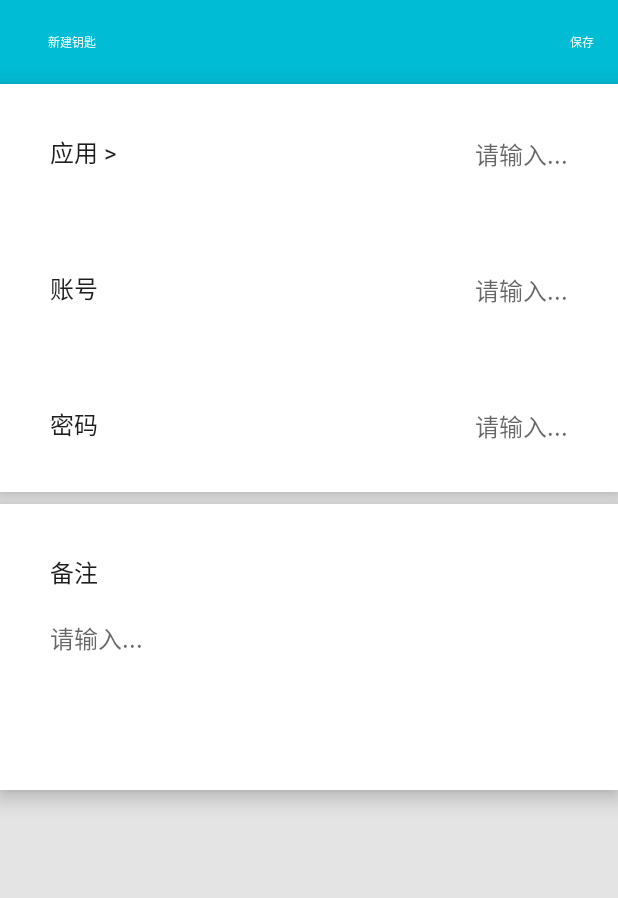
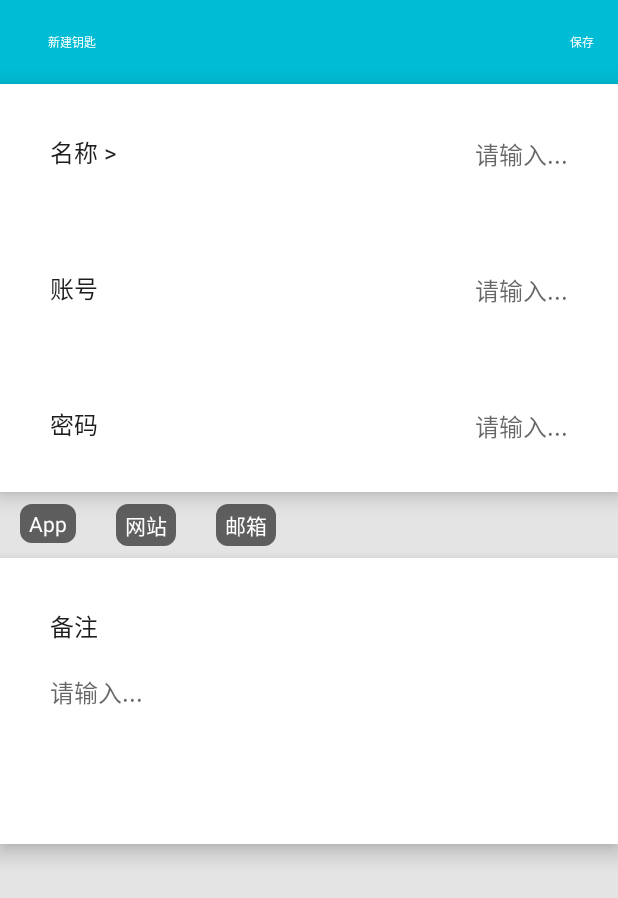
Before and after one commit to xzlyf/keyBag, an Android app: the screen it shows after launch (AddActivityV2), on a phone screen of 412 x 824 dp. Shown: the top 898 px of the screen. Run offline under Robolectric (Android 15) with nearby library versions, the phone set to English and light mode, and no system bars; our stand-ins replace ButterKnife; libraries missing offline, so code that uses them is left out: com.orhanobut.logger; Roboto replaces fonts that are not available here; 4 statements that could not run were skipped.

Commit message:
分类标签加入 alpha分支

```diff
--- a/app/src/main/java/com/xz/keybag/activity/AddActivityV2.java
+++ b/app/src/main/java/com/xz/keybag/activity/AddActivityV2.java
@@ -1,20 +1,25 @@
 package com.xz.keybag.activity;
 
 import android.os.Bundle;
-import android.util.Log;
 import android.view.View;
 import android.widget.ImageView;
 import android.widget.TextView;
 
-import com.orhanobut.logger.Logger;
+import androidx.recyclerview.widget.LinearLayoutManager;
+import androidx.recyclerview.widget.RecyclerView;
+
 import com.xz.keybag.R;
+import com.xz.keybag.adapter.CategoryAdapter;
 import com.xz.keybag.base.BaseActivity;
 import com.xz.keybag.base.OnItemClickListener;
 import com.xz.keybag.custom.AppListDialog;
 import com.xz.keybag.custom.UnifyEditView;
 import com.xz.keybag.entity.AppInfo;
-import com.xz.keybag.utils.AppInfoUtils;
+import com.xz.keybag.entity.Category;
+import com.xz.utils.SpacesItemDecorationHorizontal;
+import com.xz.utils.SpacesItemDecorationVertical;
 
+import java.util.ArrayList;
 import java.util.List;
 
 import butterknife.BindView;
@@ -38,8 +43,11 @@ public class AddActivityV2 extends BaseActivity {
 	UnifyEditView uePwd;
 	@BindView(R.id.ue_remark)
 	UnifyEditView ueRemark;
+	@BindView(R.id.category_view)
+	RecyclerView categoryView;
 
 	private AppListDialog appListDialog;
+	private CategoryAdapter categoryAdapter;
 
 	@Override
 	public boolean homeAsUpEnabled() {
@@ -54,6 +62,7 @@ public class AddActivityV2 extends BaseActivity {
 	@Override
 	public void initData() {
 		initView();
+		initCategory();
 	}
 
 	private void initView() {
@@ -63,7 +72,41 @@ public class AddActivityV2 extends BaseActivity {
 				showAppListDialog();
 			}
 		});
+
+
 	}
+
+	/**
+	 * 加载分类标签
+	 */
+	private void initCategory() {
+		//todo  sql读取分类标签
+
+		List<Category> list = new ArrayList<>();
+		list.add(new Category("App", "a219dha8h12jhjkh1"));
+		list.add(new Category("网站", "1233445ckjwu34ng"));
+		list.add(new Category("邮箱", "1sc521f6asdf4489da"));
+
+		categoryAdapter = new CategoryAdapter(mContext);
+		LinearLayoutManager linearLayoutManager = new LinearLayoutManager(this);
+		linearLayoutManager.setOrientation(LinearLayoutManager.HORIZONTAL);
+		categoryView.setLayoutManager(linearLayoutManager);
+		categoryView.addItemDecoration(new SpacesItemDecorationHorizontal(20));
+		categoryView.setAdapter(categoryAdapter);
+		categoryAdapter.refresh(list);
+		categoryAdapter.setOnItemClickListener(new OnItemClickListener<Category>() {
+			@Override
+			public void onItemClick(View view, int position, Category model) {
+
+			}
+
+			@Override
+			public void onItemLongClick(View view, int position, Category model) {
+
+			}
+		});
+	}
+
 
 	@OnClick({R.id.tv_back, R.id.tv_save})
 	public void onViewClicked(View view) {
@@ -102,4 +145,5 @@ public class AddActivityV2 extends BaseActivity {
 		}
 		super.onDestroy();
 	}
+
 }
--- /dev/null
+++ b/app/src/main/java/com/xz/keybag/adapter/CategoryAdapter.java
@@ -0,0 +1,53 @@
+package com.xz.keybag.adapter;
+
+import android.content.Context;
+import android.view.View;
+import android.view.ViewGroup;
+import android.widget.TextView;
+
+import androidx.annotation.NonNull;
+
+import com.xz.keybag.R;
+import com.xz.keybag.base.BaseRecyclerAdapter;
+import com.xz.keybag.base.BaseRecyclerViewHolder;
+import com.xz.keybag.entity.Category;
+
+/**
+ * @author czr
+ * @email czr2001@outlook.com
+ * @date 2021/4/24
+ */
+public class CategoryAdapter extends BaseRecyclerAdapter<Category> {
+	public CategoryAdapter(Context context) {
+		super(context);
+	}
+
+	@Override
+	protected void showViewHolder(BaseRecyclerViewHolder holder, int position) {
+		ViewHolder viewHolder = (ViewHolder) holder;
+		viewHolder.mName.setText(mList.get(position).getName());
+	}
+
+	@Override
+	protected BaseRecyclerViewHolder createNewViewHolder(ViewGroup parent, int viewType) {
+		return new ViewHolder(mInflater.inflate(R.layout.item_category, parent, false));
+	}
+
+	private class ViewHolder extends BaseRecyclerViewHolder {
+		private TextView mName;
+
+		ViewHolder(@NonNull View itemView) {
+			super(itemView);
+			mName = itemView.findViewById(R.id.tv_key);
+			if (mOnItemClickListener != null) {
+				itemView.setOnClickListener(new View.OnClickListener() {
+					@Override
+					public void onClick(View v) {
+						mOnItemClickListener.onItemClick(v, getLayoutPosition(), mList.get(getLayoutPosition()));
+					}
+				});
+			}
+
+		}
+	}
+}
--- a/app/src/main/java/com/xz/keybag/custom/AppListDialog.java
+++ b/app/src/main/java/com/xz/keybag/custom/AppListDialog.java
@@ -70,9 +70,9 @@ public class AppListDialog extends BaseDialog {
 			window.setBackgroundDrawableResource(com.xz.xzwidget.R.color.transparent);
 			WindowManager.LayoutParams lp = window.getAttributes();
 			DisplayMetrics dm = mContext.getResources().getDisplayMetrics();
-			lp.height = (int) (dm.heightPixels * 0.5);
+			lp.height = (int) (dm.heightPixels * 0.8);
 			lp.width = (int) (dm.widthPixels * 0.8);
-			lp.dimAmount = 0.2f;
+			lp.dimAmount = 0.4f;
 			window.setAttributes(lp);
 		}
 
--- /dev/null
+++ b/app/src/main/java/com/xz/keybag/entity/Category.java
@@ -0,0 +1,38 @@
+package com.xz.keybag.entity;
+
+/**
+ * @author czr
+ * @email czr2001@outlook.com
+ * @date 2021/4/25
+ */
+public class Category {
+	/**
+	 * 标签名称
+	 */
+	private String name;
+	/**
+	 * 标签id
+	 */
+	private String id;
+
+	public Category(String name, String id) {
+		this.name = name;
+		this.id = id;
+	}
+
+	public String getName() {
+		return name;
+	}
+
+	public void setName(String name) {
+		this.name = name;
+	}
+
+	public String getId() {
+		return id;
+	}
+
+	public void setId(String id) {
+		this.id = id;
+	}
+}
--- /dev/null
+++ b/app/src/main/res/drawable/btn_category_key.xml
@@ -0,0 +1,21 @@
+<?xml version="1.0" encoding="utf-8"?>
+<selector xmlns:android="http://schemas.android.com/apk/res/android">
+    <item android:state_enabled="false">
+        <shape android:shape="rectangle">
+            <corners android:radius="@dimen/dp_5" />
+            <solid android:color="@color/colorPrimary" />
+        </shape>
+    </item>
+    <item android:state_pressed="false">
+        <shape android:shape="rectangle">
+            <corners android:radius="@dimen/dp_5" />
+            <solid android:color="@color/category_icon" />
+        </shape>
+    </item>
+    <item android:state_pressed="true">
+        <shape android:shape="rectangle">
+            <corners android:radius="@dimen/dp_5" />
+            <solid android:color="@color/colorPrimary" />
+        </shape>
+    </item>
+</selector>
--- a/app/src/main/res/layout/activity_add_v2.xml
+++ b/app/src/main/res/layout/activity_add_v2.xml
@@ -69,7 +69,7 @@
         android:elevation="@dimen/dp_2"
         app:hint="请输入..."
         app:hintColor="@color/secTextColor"
-        app:label="应用 >"
+        app:label="名称 >"
         app:textColor="@color/secTextColor" />
 
     <com.xz.keybag.custom.UnifyEditView
@@ -94,11 +94,17 @@
         app:label="密码"
         app:textColor="@color/secTextColor" />
 
+    <androidx.recyclerview.widget.RecyclerView
+        android:id="@+id/category_view"
+        android:layout_width="match_parent"
+        android:layout_height="wrap_content"
+        android:layout_marginTop="@dimen/dp_6"
+        android:layout_marginBottom="@dimen/dp_6" />
+
     <com.xz.keybag.custom.UnifyEditView
         android:id="@+id/ue_remark"
         android:layout_width="match_parent"
         android:layout_height="wrap_content"
-        android:layout_marginTop="@dimen/dp_6"
         android:background="@color/white"
         android:elevation="@dimen/dp_2"
         app:hint="请输入..."
--- /dev/null
+++ b/app/src/main/res/layout/item_category.xml
@@ -0,0 +1,16 @@
+<?xml version="1.0" encoding="utf-8"?>
+<TextView xmlns:android="http://schemas.android.com/apk/res/android"
+    android:id="@+id/tv_key"
+    android:layout_width="wrap_content"
+    android:layout_height="wrap_content"
+    android:background="@drawable/btn_category_key"
+    android:clickable="true"
+    android:focusable="true"
+    android:gravity="center"
+    android:paddingStart="6dp"
+    android:paddingTop="3dp"
+    android:paddingEnd="6dp"
+    android:paddingBottom="3dp"
+    android:text="软件"
+    android:textColor="@color/category_text"
+    android:textSize="14sp" />
--- a/app/src/main/res/values-night/colors.xml
+++ b/app/src/main/res/values-night/colors.xml
@@ -12,5 +12,7 @@
     <color name="item_white">#444444</color>
     <color name="tips_color">#292929</color>
     <color name="edit_background">#535353</color>
+    <color name="category_icon">#5E5E5E</color>
+    <color name="category_text">#FFFFFF</color>
 
 </resources>
--- a/app/src/main/res/values/colors.xml
+++ b/app/src/main/res/values/colors.xml
@@ -12,4 +12,6 @@
     <color name="item_white">#fff</color>
     <color name="tips_color">#D6D6D6</color>
     <color name="edit_background">#EEEEEE</color>
+    <color name="category_icon">#5E5E5E</color>
+    <color name="category_text">#FFFFFF</color>
 </resources>
```
